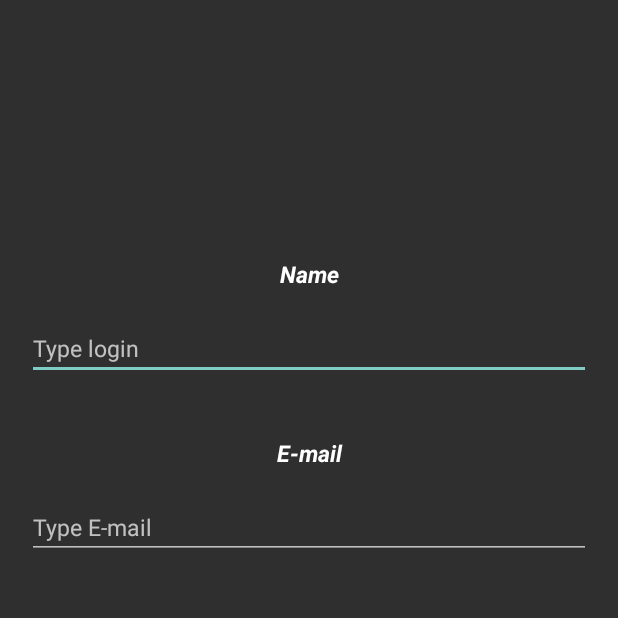
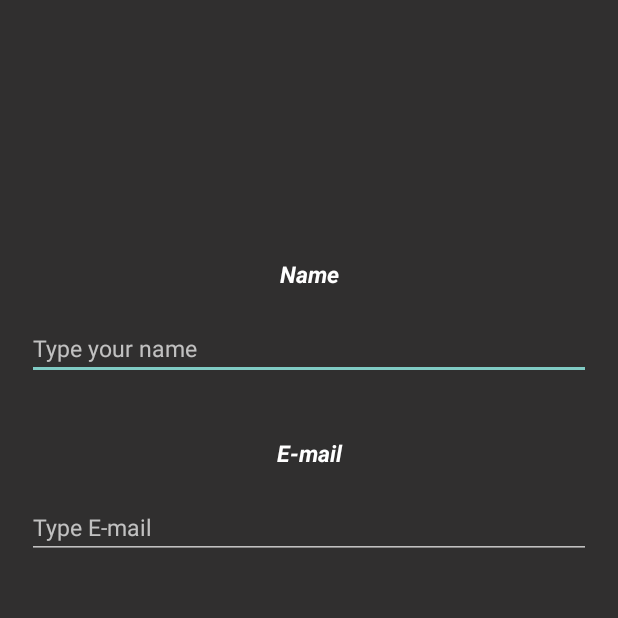
Before and after one commit to DawidGrapa/Mobi, an Android app: the RegisterActivity screen opened directly, with no data from a screen before it, on a phone screen of 412 x 824 dp, the top half of it. Run offline under Robolectric (Android 15) with nearby library versions, the phone set to English and light mode, and no system bars; our stand-ins replace Firebase (no records; nobody signed in at launch, a user with empty details on screens opened directly); Roboto replaces fonts that are not available here.

Commit message:
little changes

```diff
--- a/app/src/main/java/com/example/mobi/tabs/Pairing.java
+++ b/app/src/main/java/com/example/mobi/tabs/Pairing.java
@@ -43,6 +43,7 @@ public class Pairing extends Fragment {
     View view;
     View parentView;
     SwipeFlingAdapterView swipeFlingAdapterView;
+    LinearLayout noMatch;
 
     public Pairing() {
     }
@@ -102,7 +103,7 @@ public class Pairing extends Fragment {
 
     private void checkIfArrayAdapterIsEmpty() {
         if(arrayAdapter.isEmpty()) {
-            LinearLayout noMatch = view.findViewById(R.id.noMatches);
+            noMatch = view.findViewById(R.id.noMatches);
             noMatch.setVisibility(View.VISIBLE);
         }
     }
@@ -115,6 +116,8 @@ public class Pairing extends Fragment {
                     Card item = new Card((User) dataSnapshot.getValue(User.class));
                     potentialMatches.add(item);
                     arrayAdapter.notifyDataSetChanged();
+                    noMatch = view.findViewById(R.id.noMatches);
+                    noMatch.setVisibility(View.INVISIBLE);
                 }
 
             }
--- a/app/src/main/res/layout/activity_register.xml
+++ b/app/src/main/res/layout/activity_register.xml
@@ -28,7 +28,7 @@
             android:layout_width="match_parent"
             android:layout_height="wrap_content"
             android:layout_margin="18dp"
-            android:hint="Type login"
+            android:hint="Type your name"
             android:inputType="textPersonName"
             android:singleLine="false"
             android:textAllCaps="false"
```
